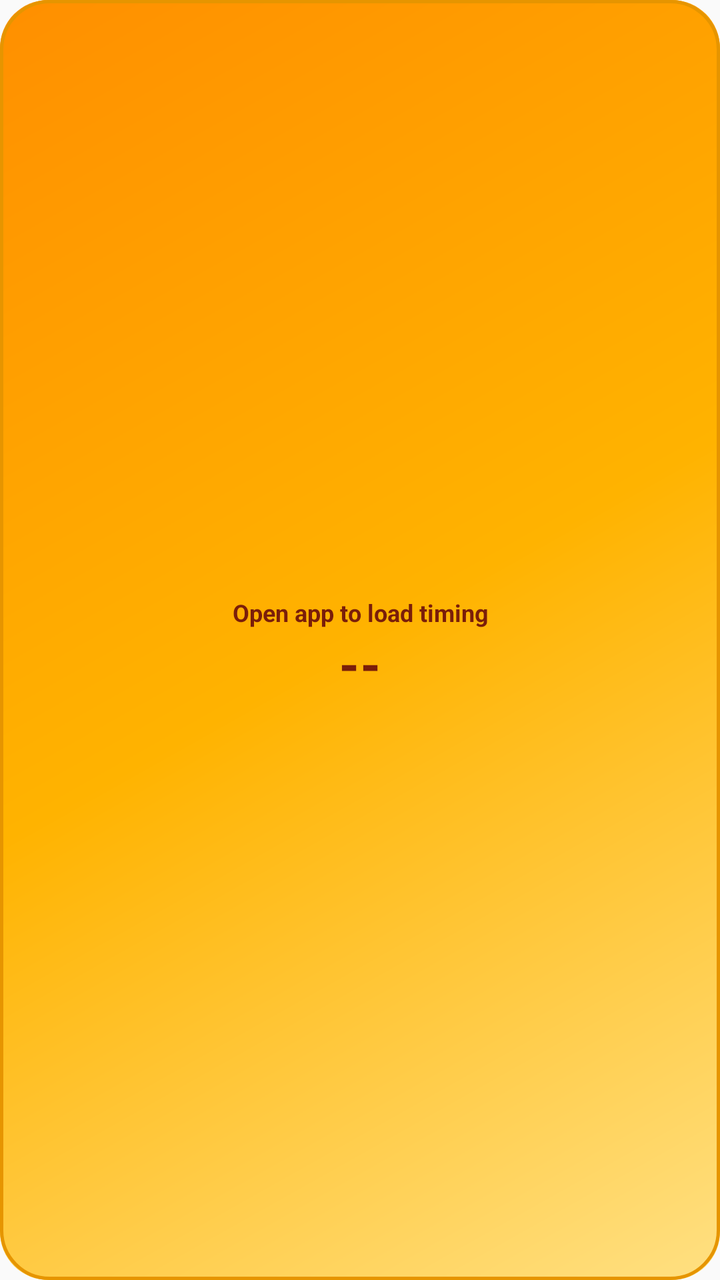
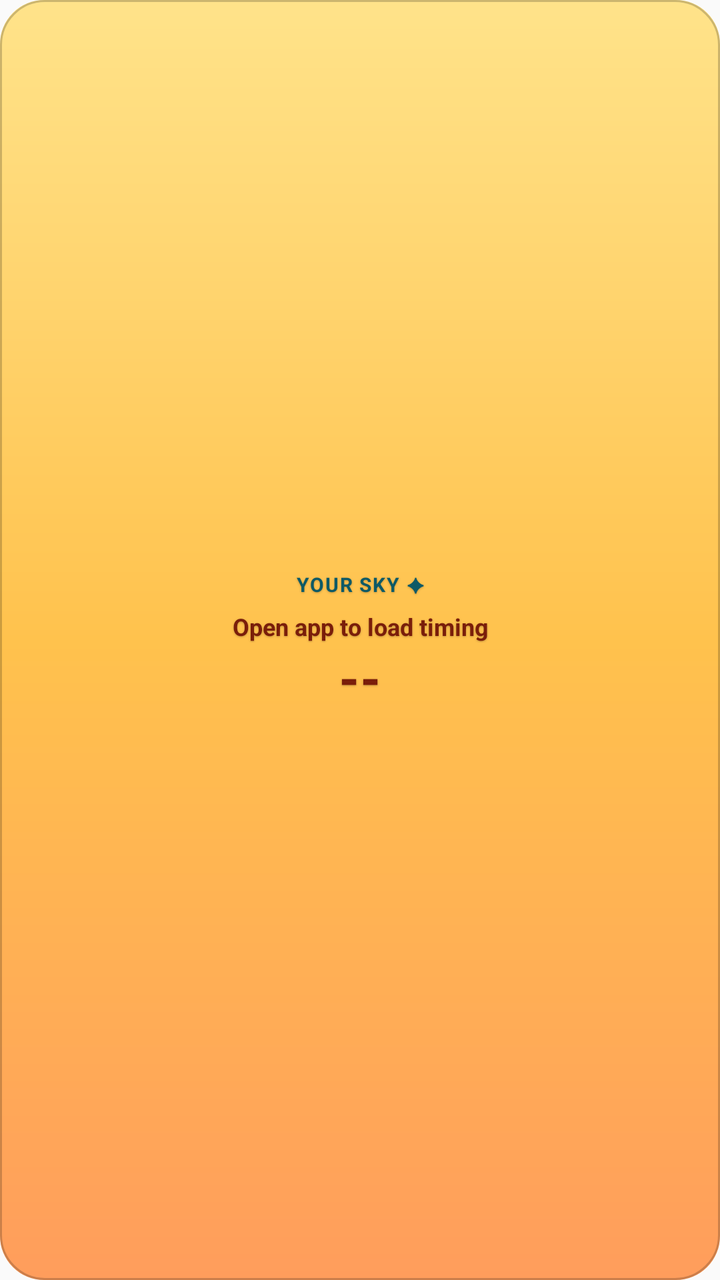

The first picture is an Android layout as it rendered before a commit; the second is the same layout after the commit. The layout source and the unified diff follow.
<!-- AndroidManifest.xml: application theme AppTheme -->
<!-- res/layout/agnihotra_widget.xml -->
<?xml version="1.0" encoding="utf-8"?>
<LinearLayout xmlns:android="http://schemas.android.com/apk/res/android"
    android:id="@+id/widget_root"
    android:layout_width="match_parent"
    android:layout_height="match_parent"
    android:orientation="vertical"
    android:gravity="center"
    android:paddingStart="10dp"
    android:paddingEnd="10dp"
    android:paddingTop="10dp"
    android:paddingBottom="10dp"
    android:background="@drawable/widget_background">

    <ImageView
        android:id="@+id/widget_event_icon"
        android:layout_width="26dp"
        android:layout_height="26dp"
        android:src="@drawable/ic_widget_sun"
        android:contentDescription="@string/widget_event_icon_desc"
        android:visibility="gone" />

    <TextView
        android:id="@+id/widget_event_label"
        android:layout_width="match_parent"
        android:layout_height="wrap_content"
        android:layout_marginTop="6dp"
        android:text="@string/widget_no_timing"
        android:textColor="@color/widget_ink"
        android:textSize="12sp"
        android:textStyle="bold"
        android:gravity="center"
        android:textAlignment="center"
        android:maxLines="1"
        android:ellipsize="end" />

    <TextView
        android:id="@+id/widget_countdown"
        android:layout_width="wrap_content"
        android:layout_height="wrap_content"
        android:layout_marginTop="4dp"
        android:text="--"
        android:textColor="@color/widget_ink"
        android:textSize="25sp"
        android:textStyle="bold"
        android:fontFamily="sans-serif-medium"
        android:includeFontPadding="false"
        android:gravity="center"
        android:textAlignment="center"
        android:maxLines="1" />

    <Chronometer
        android:id="@+id/widget_countdown_chronometer"
        android:layout_width="wrap_content"
        android:layout_height="wrap_content"
        android:layout_marginTop="4dp"
        android:textColor="@color/widget_ink"
        android:textSize="25sp"
        android:textStyle="bold"
        android:fontFamily="sans-serif-medium"
        android:includeFontPadding="false"
        android:gravity="center"
        android:textAlignment="center"
        android:maxLines="1"
        android:visibility="gone" />

    <TextView
        android:id="@+id/widget_event_time"
        android:layout_width="match_parent"
        android:layout_height="wrap_content"
        android:layout_marginTop="4dp"
        android:text="--"
        android:textColor="@color/widget_ink_soft"
        android:textSize="12sp"
        android:textStyle="bold"
        android:gravity="center"
        android:textAlignment="center"
        android:maxLines="1"
        android:visibility="gone" />

    <FrameLayout
        android:id="@+id/widget_event_icon_wrap"
        android:layout_width="0dp"
        android:layout_height="0dp"
        android:visibility="gone" />

    <TextView
        android:id="@+id/widget_event_line"
        android:layout_width="0dp"
        android:layout_height="0dp"
        android:visibility="gone" />

    <ImageView
        android:id="@+id/widget_logo"
        android:layout_width="0dp"
        android:layout_height="0dp"
        android:visibility="gone"
        android:contentDescription="@string/widget_logo_desc" />

    <TextView
        android:id="@+id/widget_title"
        android:layout_width="0dp"
        android:layout_height="0dp"
        android:visibility="gone" />
    <TextView
        android:id="@+id/widget_subtitle"
        android:layout_width="0dp"
        android:layout_height="0dp"
        android:visibility="gone" />
    <TextView
        android:id="@+id/widget_countdown_label"
        android:layout_width="0dp"
        android:layout_height="0dp"
        android:visibility="gone" />
</LinearLayout>
<!-- resources referenced by this layout -->
<resources>
  <color name="widget_ink">#7A1E0A</color>
  <color name="widget_ink_soft">#A8430F</color>
  <!-- drawable ic_widget_sun (drawable) -->
  <?xml version="1.0" encoding="utf-8"?>
  <vector xmlns:android="http://schemas.android.com/apk/res/android"
      android:width="24dp"
      android:height="24dp"
      android:viewportWidth="24"
      android:viewportHeight="24">
  
      
      <path
          android:fillColor="@color/widget_ink"
          android:pathData="M12.6,2.0 C11.8,3.2 10.7,4.4 10.0,5.8 C8.9,7.7 8.5,9.9 9.4,11.8 C9.9,12.9 10.9,13.5 12.0,13.6 C13.1,13.5 14.2,12.8 14.7,11.7 C15.6,9.7 15.1,7.3 13.9,5.3 C13.3,4.4 12.8,3.4 12.6,2.0 Z" />
  
      <path
          android:fillColor="@color/widget_ink"
          android:pathData="M7.6,6.8 C6.2,8.2 5.3,10.1 6.0,11.9 C6.4,13.0 7.3,13.7 8.4,13.7 C7.9,12.4 7.7,10.9 8.0,9.4 C8.2,8.4 8.0,7.5 7.6,6.8 Z" />
  
      <path
          android:fillColor="@color/widget_ink"
          android:pathData="M16.4,6.8 C17.8,8.2 18.7,10.1 18.0,11.9 C17.6,13.0 16.7,13.7 15.6,13.7 C16.1,12.4 16.3,10.9 16.0,9.4 C15.8,8.4 16.0,7.5 16.4,6.8 Z" />
  
      <path
          android:fillColor="@color/widget_ink"
          android:pathData="M2.4,14.4 L21.6,14.4 L19.6,21.0 L4.4,21.0 Z" />
  </vector>
  <!-- drawable widget_background (drawable) -->
  <?xml version="1.0" encoding="utf-8"?>
  <layer-list xmlns:android="http://schemas.android.com/apk/res/android">
      <item>
          <shape android:shape="rectangle">
              <corners android:radius="24dp" />
              <gradient
                  android:angle="135"
                  android:startColor="@color/launcher_gold_start"
                  android:centerColor="@color/launcher_gold_mid"
                  android:endColor="@color/launcher_gold_end" />
          </shape>
      </item>
      <item>
          <shape android:shape="rectangle">
              <corners android:radius="24dp" />
              <stroke
                  android:width="1.5dp"
                  android:color="#E69500" />
          </shape>
      </item>
  </layer-list>
  <string name="widget_event_icon_desc">Sunrise or sunset</string>
  <string name="widget_logo_desc">EternalAgni logo</string>
  <string name="widget_no_timing">Open app to load timing</string>
  <style name="AppTheme" parent="Theme.AppCompat.Light.DarkActionBar">
          
          <item name="colorPrimary">@color/colorPrimary</item>
          <item name="colorPrimaryDark">@color/colorPrimaryDark</item>
          <item name="colorAccent">@color/colorAccent</item>
      </style>
  <color name="launcher_gold_start">#FFE082</color>
  <color name="launcher_gold_mid">#FFB300</color>
  <color name="launcher_gold_end">#FF8F00</color>
</resources>

<!-- the commit's change to res/layout/agnihotra_widget.xml (unified diff, before → after) -->
@@ -1,114 +1,148 @@
 <?xml version="1.0" encoding="utf-8"?>
-<LinearLayout xmlns:android="http://schemas.android.com/apk/res/android"
+<FrameLayout xmlns:android="http://schemas.android.com/apk/res/android"
     android:id="@+id/widget_root"
     android:layout_width="match_parent"
-    android:layout_height="match_parent"
-    android:orientation="vertical"
-    android:gravity="center"
-    android:paddingStart="10dp"
-    android:paddingEnd="10dp"
-    android:paddingTop="10dp"
-    android:paddingBottom="10dp"
-    android:background="@drawable/widget_background">
+    android:layout_height="match_parent">
 
     <ImageView
-        android:id="@+id/widget_event_icon"
-        android:layout_width="26dp"
-        android:layout_height="26dp"
-        android:src="@drawable/ic_widget_sun"
-        android:contentDescription="@string/widget_event_icon_desc"
-        android:visibility="gone" />
+        android:id="@+id/widget_bg"
+        android:layout_width="match_parent"
+        android:layout_height="match_parent"
+        android:scaleType="fitXY"
+        android:src="@drawable/widget_sky_preview"
+        android:importantForAccessibility="no"
+        android:contentDescription="@null" />
 
-    <TextView
-        android:id="@+id/widget_event_label"
+    <LinearLayout
         android:layout_width="match_parent"
-        android:layout_height="wrap_content"
-        android:layout_marginTop="6dp"
-        android:text="@string/widget_no_timing"
-        android:textColor="@color/widget_ink"
-        android:textSize="12sp"
-        android:textStyle="bold"
+        android:layout_height="match_parent"
+        android:orientation="vertical"
         android:gravity="center"
-        android:textAlignment="center"
-        android:maxLines="1"
-        android:ellipsize="end" />
+        android:paddingStart="10dp"
+        android:paddingEnd="10dp"
+        android:paddingTop="10dp"
+        android:paddingBottom="10dp">
 
-    <TextView
-        android:id="@+id/widget_countdown"
-        android:layout_width="wrap_content"
-        android:layout_height="wrap_content"
-        android:layout_marginTop="4dp"
-        android:text="--"
-        android:textColor="@color/widget_ink"
-        android:textSize="25sp"
-        android:textStyle="bold"
-        android:fontFamily="sans-serif-medium"
-        android:includeFontPadding="false"
-        android:gravity="center"
-        android:textAlignment="center"
-        android:maxLines="1" />
+        <TextView
+            android:id="@+id/widget_context"
+            android:layout_width="0dp"
+            android:layout_height="0dp"
+            android:visibility="gone" />
 
-    <Chronometer
-        android:id="@+id/widget_countdown_chronometer"
-        android:layout_width="wrap_content"
-        android:layout_height="wrap_content"
-        android:layout_marginTop="4dp"
-        android:textColor="@color/widget_ink"
-        android:textSize="25sp"
-        android:textStyle="bold"
-        android:fontFamily="sans-serif-medium"
-        android:includeFontPadding="false"
-        android:gravity="center"
-        android:textAlignment="center"
-        android:maxLines="1"
-        android:visibility="gone" />
+        <TextView
+            android:id="@+id/widget_location_tag"
+            android:layout_width="match_parent"
+            android:layout_height="wrap_content"
+            android:text="@string/widget_location_default"
+            android:textColor="@color/widget_location"
+            android:textSize="10sp"
+            android:textStyle="bold"
+            android:letterSpacing="0.06"
+            android:textAllCaps="true"
+            android:includeFontPadding="false"
+            android:gravity="center"
+            android:textAlignment="center"
+            android:maxLines="1"
+            android:ellipsize="end"
+            android:shadowColor="#40000000"
+            android:shadowDx="0"
+            android:shadowDy="1"
+            android:shadowRadius="2"
+            android:contentDescription="@string/widget_location_desc" />
 
-    <TextView
-        android:id="@+id/widget_event_time"
-        android:layout_width="match_parent"
-        android:layout_height="wrap_content"
-        android:layout_marginTop="4dp"
-        android:text="--"
-        android:textColor="@color/widget_ink_soft"
-        android:textSize="12sp"
-        android:textStyle="bold"
-        android:gravity="center"
-        android:textAlignment="center"
-        android:maxLines="1"
-        android:visibility="gone" />
+        <ImageView
+            android:id="@+id/widget_event_icon"
+            android:layout_width="26dp"
+            android:layout_height="26dp"
+            android:layout_marginTop="4dp"
+            android:src="@drawable/ic_widget_sunrise_sea"
+            android:contentDescription="@string/widget_event_icon_desc"
+            android:visibility="gone" />
 
-    <FrameLayout
-        android:id="@+id/widget_event_icon_wrap"
-        android:layout_width="0dp"
-        android:layout_height="0dp"
-        android:visibility="gone" />
+        <TextView
+            android:id="@+id/widget_event_label"
+            android:layout_width="match_parent"
+            android:layout_height="wrap_content"
+            android:layout_marginTop="6dp"
+            android:text="@string/widget_no_timing"
+            android:textColor="@color/widget_ink"
+            android:textSize="12sp"
+            android:textStyle="bold"
+            android:gravity="center"
+            android:textAlignment="center"
+            android:maxLines="1"
+            android:ellipsize="end"
+            android:shadowColor="#40000000"
+            android:shadowDx="0"
+            android:shadowDy="1"
+            android:shadowRadius="2" />
 
-    <TextView
-        android:id="@+id/widget_event_line"
-        android:layout_width="0dp"
-        android:layout_height="0dp"
-        android:visibility="gone" />
+        <TextView
+            android:id="@+id/widget_countdown"
+            android:layout_width="wrap_content"
+            android:layout_height="wrap_content"
+            android:layout_marginTop="4dp"
+            android:text="--"
+            android:textColor="@color/widget_ink"
+            android:textSize="25sp"
+            android:textStyle="bold"
+            android:fontFamily="sans-serif-medium"
+            android:fontFeatureSettings="tnum"
+            android:includeFontPadding="false"
+            android:gravity="center"
+            android:textAlignment="center"
+            android:maxLines="1"
+            android:shadowColor="#40000000"
+            android:shadowDx="0"
+            android:shadowDy="1"
+            android:shadowRadius="2" />
 
-    <ImageView
-        android:id="@+id/widget_logo"
-        android:layout_width="0dp"
-        android:layout_height="0dp"
-        android:visibility="gone"
-        android:contentDescription="@string/widget_logo_desc" />
+        <Chronometer
+            android:id="@+id/widget_countdown_chronometer"
+            android:layout_width="wrap_content"
+            android:layout_height="wrap_content"
+            android:layout_marginTop="4dp"
+            android:textColor="@color/widget_ink"
+            android:textSize="25sp"
+            android:textStyle="bold"
+            android:fontFamily="sans-serif-medium"
+            android:fontFeatureSettings="tnum"
+            android:includeFontPadding="false"
+            android:gravity="center"
+            android:textAlignment="center"
+            android:maxLines="1"
+            android:shadowColor="#40000000"
+            android:shadowDx="0"
+            android:shadowDy="1"
+            android:shadowRadius="2"
+            android:visibility="gone" />
 
-    <TextView
-        android:id="@+id/widget_title"
-        android:layout_width="0dp"
-        android:layout_height="0dp"
-        android:visibility="gone" />
-    <TextView
-        android:id="@+id/widget_subtitle"
-        android:layout_width="0dp"
-        android:layout_height="0dp"
-        android:visibility="gone" />
-    <TextView
-        android:id="@+id/widget_countdown_label"
-        android:layout_width="0dp"
-        android:layout_height="0dp"
-        android:visibility="gone" />
-</LinearLayout>
+        <ProgressBar
+            android:id="@+id/widget_loading"
+            style="?android:attr/progressBarStyleSmall"
+            android:layout_width="26dp"
+            android:layout_height="26dp"
+            android:layout_marginTop="6dp"
+            android:indeterminate="true"
+            android:indeterminateTint="@color/widget_ink"
+            android:visibility="gone" />
+
+        <TextView
+            android:id="@+id/widget_event_time"
+            android:layout_width="match_parent"
+            android:layout_height="wrap_content"
+            android:layout_marginTop="4dp"
+            android:text="--"
+            android:textColor="@color/widget_ink_soft"
+            android:textSize="12sp"
+            android:textStyle="bold"
+            android:gravity="center"
+            android:textAlignment="center"
+            android:maxLines="1"
+            android:shadowColor="#40000000"
+            android:shadowDx="0"
+            android:shadowDy="1"
+            android:shadowRadius="2"
+            android:visibility="gone" />
+    </LinearLayout>
+</FrameLayout>
<!-- resource entries referenced after the edit -->
@@ -2,7 +2,8 @@
 <resources>
   <color name="widget_ink">#7A1E0A</color>
   <color name="widget_ink_soft">#A8430F</color>
-  <!-- drawable ic_widget_sun (drawable) -->
+  <color name="widget_location">#0E5A66</color>
+  <!-- drawable ic_widget_sunrise_sea (drawable) -->
   <?xml version="1.0" encoding="utf-8"?>
   <vector xmlns:android="http://schemas.android.com/apk/res/android"
       android:width="24dp"
@@ -12,45 +13,58 @@
   
       
       <path
-          android:fillColor="@color/widget_ink"
-          android:pathData="M12.6,2.0 C11.8,3.2 10.7,4.4 10.0,5.8 C8.9,7.7 8.5,9.9 9.4,11.8 C9.9,12.9 10.9,13.5 12.0,13.6 C13.1,13.5 14.2,12.8 14.7,11.7 C15.6,9.7 15.1,7.3 13.9,5.3 C13.3,4.4 12.8,3.4 12.6,2.0 Z" />
+          android:strokeColor="@color/widget_ink"
+          android:strokeWidth="1.5"
+          android:strokeLineCap="round"
+          android:pathData="M12,1.6 V4.0 M4.6,4.6 L6.3,6.3 M19.4,4.6 L17.7,6.3 M1.8,9.6 H4.2 M22.2,9.6 H19.8" />
   
+      
       <path
-          android:fillColor="@color/widget_ink"
-          android:pathData="M7.6,6.8 C6.2,8.2 5.3,10.1 6.0,11.9 C6.4,13.0 7.3,13.7 8.4,13.7 C7.9,12.4 7.7,10.9 8.0,9.4 C8.2,8.4 8.0,7.5 7.6,6.8 Z" />
+          android:strokeColor="@color/widget_ink"
+          android:strokeWidth="1.7"
+          android:fillColor="@android:color/transparent"
+          android:pathData="M8.4,9.6 a3.6,3.6 0 1 0 7.2,0 a3.6,3.6 0 1 0 -7.2,0" />
   
+      
       <path
-          android:fillColor="@color/widget_ink"
-          android:pathData="M16.4,6.8 C17.8,8.2 18.7,10.1 18.0,11.9 C17.6,13.0 16.7,13.7 15.6,13.7 C16.1,12.4 16.3,10.9 16.0,9.4 C15.8,8.4 16.0,7.5 16.4,6.8 Z" />
+          android:strokeColor="@color/widget_ink"
+          android:strokeWidth="1.7"
+          android:strokeLineCap="round"
+          android:pathData="M2.4,15.6 H21.6" />
   
+      
       <path
-          android:fillColor="@color/widget_ink"
-          android:pathData="M2.4,14.4 L21.6,14.4 L19.6,21.0 L4.4,21.0 Z" />
+          android:strokeColor="@color/widget_ink"
+          android:strokeWidth="1.4"
+          android:strokeLineCap="round"
+          android:fillColor="@android:color/transparent"
+          android:pathData="M3.4,19.4 C4.8,18.3 6.2,18.3 7.6,19.4 C9.0,20.5 10.4,20.5 11.8,19.4 C13.2,18.3 14.6,18.3 16.0,19.4 C17.4,20.5 18.8,20.5 20.2,19.4" />
   </vector>
-  <!-- drawable widget_background (drawable) -->
+  <!-- drawable widget_sky_preview (drawable) -->
   <?xml version="1.0" encoding="utf-8"?>
   <layer-list xmlns:android="http://schemas.android.com/apk/res/android">
       <item>
           <shape android:shape="rectangle">
-              <corners android:radius="24dp" />
+              <corners android:radius="22dp" />
               <gradient
-                  android:angle="135"
-                  android:startColor="@color/launcher_gold_start"
-                  android:centerColor="@color/launcher_gold_mid"
-                  android:endColor="@color/launcher_gold_end" />
+                  android:angle="115"
+                  android:startColor="#FFE38A"
+                  android:centerColor="#FFC24D"
+                  android:endColor="#FF9D5C" />
           </shape>
       </item>
       <item>
           <shape android:shape="rectangle">
-              <corners android:radius="24dp" />
+              <corners android:radius="22dp" />
               <stroke
-                  android:width="1.5dp"
-                  android:color="#E69500" />
+                  android:width="1dp"
+                  android:color="#33000000" />
           </shape>
       </item>
   </layer-list>
   <string name="widget_event_icon_desc">Sunrise or sunset</string>
-  <string name="widget_logo_desc">EternalAgni logo</string>
+  <string name="widget_location_default">Your sky ✦</string>
+  <string name="widget_location_desc">Saved location</string>
   <string name="widget_no_timing">Open app to load timing</string>
   <style name="AppTheme" parent="Theme.AppCompat.Light.DarkActionBar">
           
@@ -58,8 +72,5 @@
           <item name="colorPrimaryDark">@color/colorPrimaryDark</item>
           <item name="colorAccent">@color/colorAccent</item>
       </style>
-  <color name="launcher_gold_start">#FFE082</color>
-  <color name="launcher_gold_mid">#FFB300</color>
-  <color name="launcher_gold_end">#FF8F00</color>
 </resources>
 
